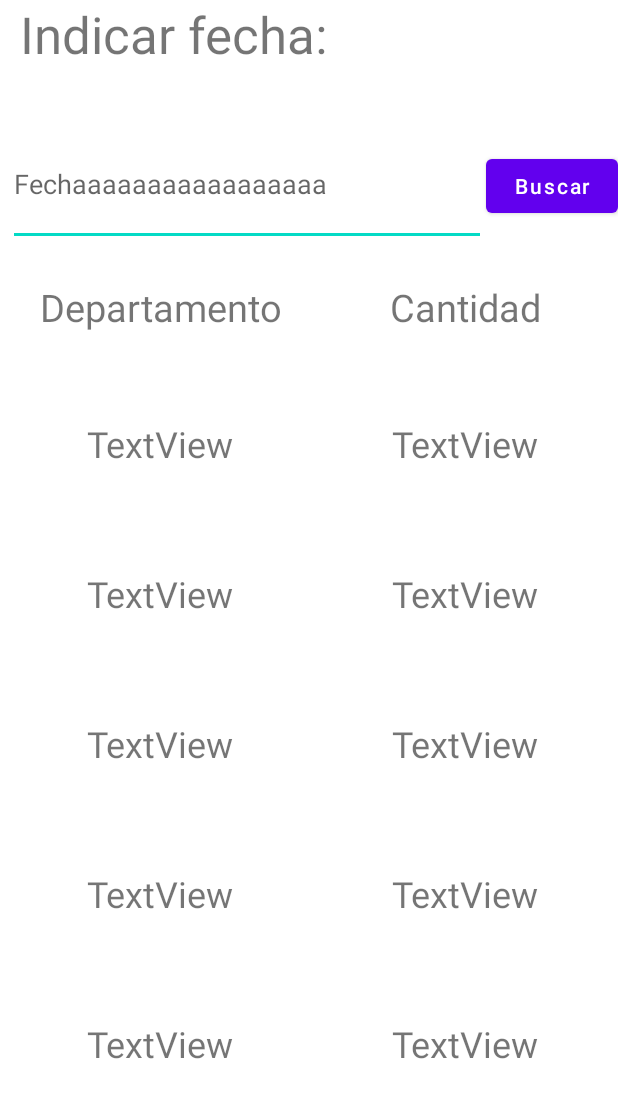
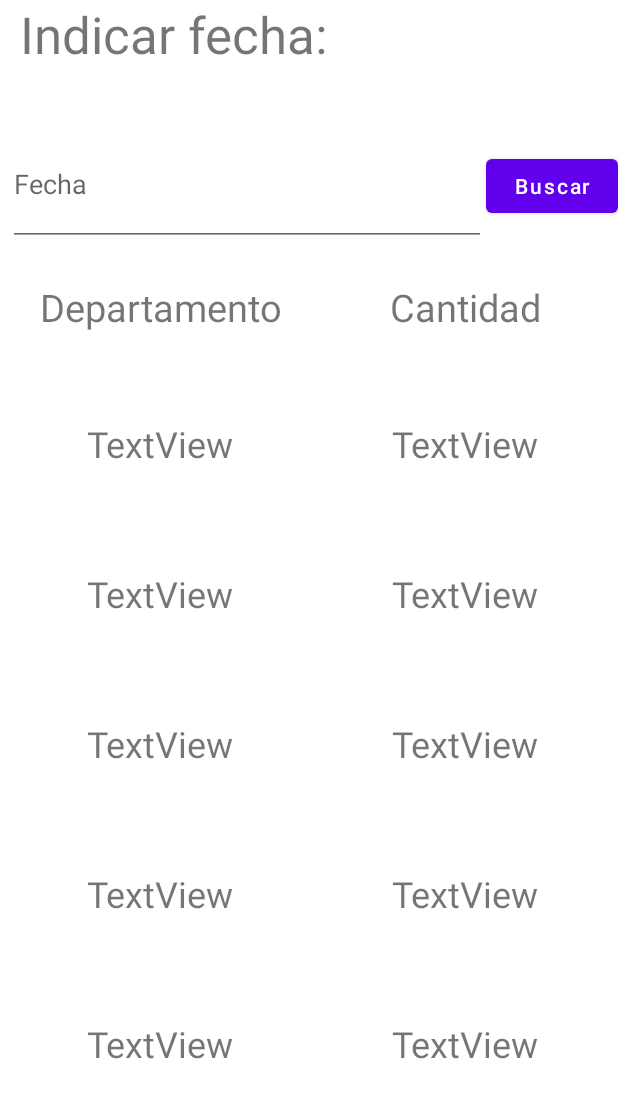
Before and after one commit to saamnd/EC3_PM, an Android app: the layout fragment_personas.xml on its own in the app's theme, with its tools: preview values and no code run, on a phone screen of 412 x 824 dp. Shown: the top 1098 px of the screen. Run offline under Robolectric (Android 15) with nearby library versions, the phone set to English and light mode, and no system bars; network calls fail.

```diff
--- a/app/src/main/java/pe/edu/ulima/pm/ec/fragments/MainFragment.kt
+++ b/app/src/main/java/pe/edu/ulima/pm/ec/fragments/MainFragment.kt
@@ -65,6 +65,7 @@ class MainFragment: Fragment() {
 
 
 
+
         bData.setOnClickListener{
             val ft= this.parentFragmentManager.beginTransaction()
             ft.replace(R.id.fcvFragments, fragmentPersona)
--- a/app/src/main/java/pe/edu/ulima/pm/ec/models/GestorPersona.kt
+++ b/app/src/main/java/pe/edu/ulima/pm/ec/models/GestorPersona.kt
@@ -89,9 +89,12 @@ class GestorPersona {
         val db = AppDatabase.getInstance(context)
         val daoPersona : PersonaRoomDAO = db.getPersonaRoomDAO()
         Persona.forEach{
+            Log.d("Prueba", it.fecha_res )
             val idpost=daoPersona.findById(it.id)
             daoPersona.delete(idpost)
         }
+        val peoplepos=obtenerListaPersonas(context)
+        Log.d("save", "Hay " + peoplepos.size+" datos" )
     }
 
     fun obtenerListaPersonasRoom (context : Context,fecha :String) : List<Persona> {
--- a/app/src/main/res/layout/fragment_personas.xml
+++ b/app/src/main/res/layout/fragment_personas.xml
@@ -29,7 +29,9 @@
                 android:layout_width="0dp"
                 android:layout_height="match_parent"
                 android:layout_weight="1"
-                android:hint="Fechaaaaaaaaaaaaaaaaa" />
+                android:hint="Fecha"
+                android:clickable="false"
+                android:focusable="false"/>
 
             <Button
                 android:id="@+id/butBuscar"
```
Also changed, not shown: app/src/main/java/pe/edu/ulima/pm/ec/fragments/DatePickerFragment.kt (added, +32 -0 lines), app/src/main/java/pe/edu/ulima/pm/ec/fragments/PersonaFragment.kt (+29 -0 lines).
